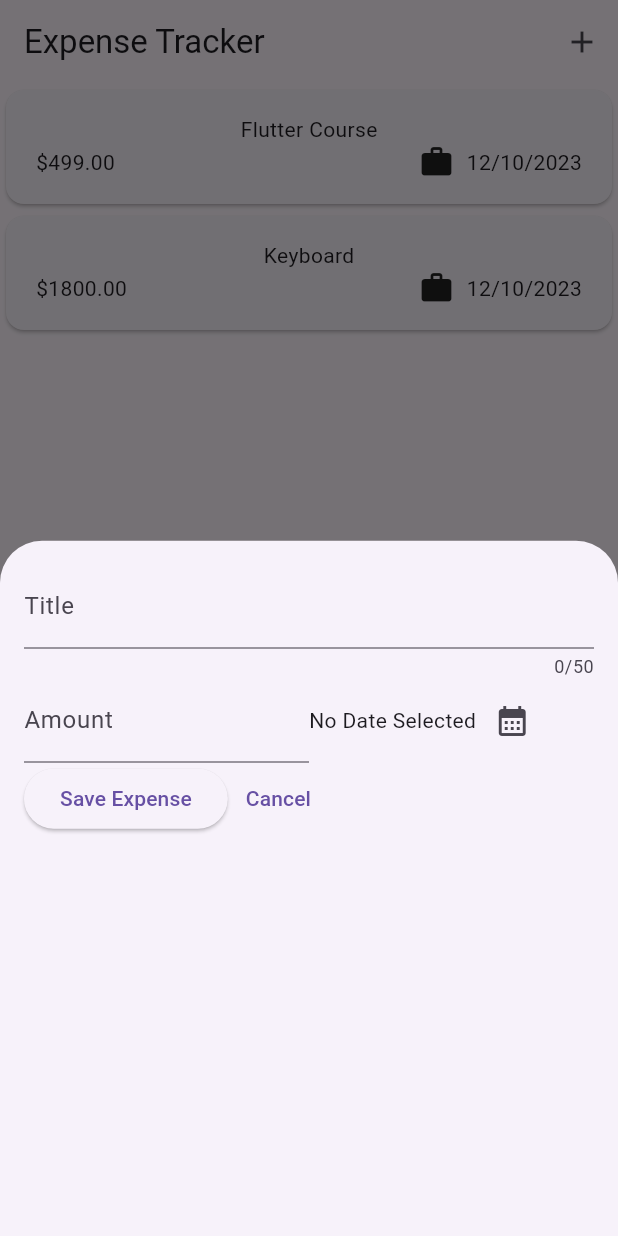
After one commit to Aliasgarkuwakhedawala/expense_tracker, a Flutter app: the screen it shows after launch, after a tap on the "add" icon, on a phone screen of 412 x 824 dp. The commit adds this screen. Run offline on Flutter 3.47's test engine with Material 3 defaults, Android fonts, the phone set to English and light mode, and no system bars.

Commit message:
Added the add expense option with getting date as value

```diff
--- a/lib/widget/expenses.dart
+++ b/lib/widget/expenses.dart
@@ -1,6 +1,7 @@
 import 'package:flutter/material.dart';
 import 'package:expense_tracker/models/expense.dart';
 import 'package:expense_tracker/widget/expenses_list.dart';
+import 'package:expense_tracker/widget/new_expense.dart';
 
 class Expenses extends StatefulWidget {
   const Expenses({super.key});
@@ -23,9 +24,23 @@ class _Expenses extends State<Expenses> {
         date: DateTime.now(),
         category: Category.work),
   ];
+
+  void addExpense() {
+    showModalBottomSheet(
+      context: context,
+      builder: (ctx) => const NewExpense(),
+    );
+  }
+
   @override
   Widget build(context) {
     return Scaffold(
+      appBar: AppBar(
+        title: const Text('Expense Tracker'),
+        actions: [
+          IconButton(onPressed: addExpense, icon: Icon(Icons.add)),
+        ],
+      ),
       body: Column(
         children: [
           Expanded(child: ExpensesList(expenses: _registeredExpenses)),
--- /dev/null
+++ b/lib/widget/new_expense.dart
@@ -0,0 +1,99 @@
+import 'package:flutter/material.dart';
+import 'package:expense_tracker/models/expense.dart';
+
+class NewExpense extends StatefulWidget {
+  const NewExpense({super.key});
+  @override
+  State<NewExpense> createState() {
+    return _NewExpenseState();
+  }
+}
+
+class _NewExpenseState extends State<NewExpense> {
+  final _titleController = TextEditingController();
+  final _amountController = TextEditingController();
+  DateTime? _selectedDate;
+  void _selectDate() async {
+    final now = DateTime.now();
+    final firstDate = DateTime(now.year - 1, now.month, now.day);
+    var datePicked = await showDatePicker(
+        context: context,
+        currentDate: now,
+        firstDate: firstDate,
+        lastDate: now);
+    setState(() {
+      _selectedDate = datePicked;
+    });
+  }
+
+  @override
+  void dispose() {
+    _amountController.dispose();
+    _titleController.dispose();
+    super.dispose();
+  }
+
+  @override
+  Widget build(BuildContext context) {
+    return Padding(
+      padding: const EdgeInsets.all(16),
+      child: Column(
+        children: [
+          TextField(
+            controller: _titleController,
+            maxLength: 50,
+            decoration: const InputDecoration(
+              label: Text('Title'),
+            ),
+          ),
+          Row(
+            children: [
+              Expanded(
+                child: TextField(
+                  controller: _amountController,
+                  keyboardType: TextInputType.number,
+                  decoration: const InputDecoration(
+                    prefixText: '\$',
+                    label: Text('Amount'),
+                  ),
+                ),
+              ),
+              Expanded(
+                child: Row(
+                  children: [
+                    Text(_selectedDate == null
+                        ? 'No Date Selected'
+                        : formatter.format(_selectedDate!)),
+                    IconButton(
+                      onPressed: _selectDate,
+                      icon: Icon(Icons.calendar_month),
+                    ),
+                  ],
+                ),
+              )
+            ],
+          ),
+          Row(
+            children: [
+              ElevatedButton(
+                onPressed: () {
+                  print(_titleController.text);
+                  print(_amountController.text);
+                },
+                child: const Text(
+                  'Save Expense',
+                ),
+              ),
+              TextButton(
+                onPressed: () {
+                  Navigator.pop(context);
+                },
+                child: const Text('Cancel'),
+              ),
+            ],
+          ),
+        ],
+      ),
+    );
+  }
+}
```
